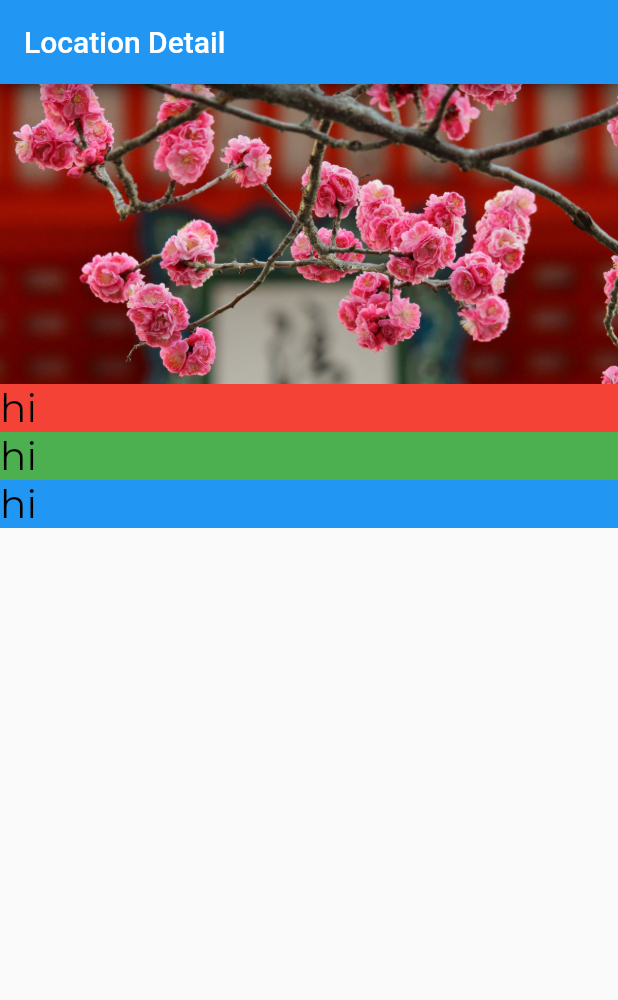
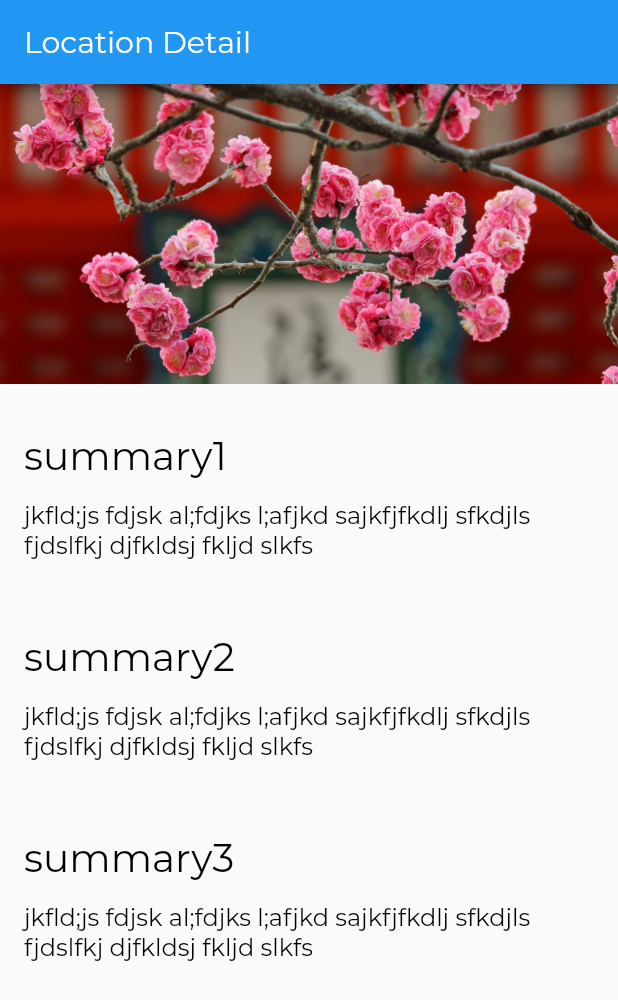
Before and after one commit to seenickcode/tourismandco, a Flutter app: the screen it shows after launch, on a phone screen of 412 x 824 dp. Shown: the top 1000 px of the screen. Run offline on Flutter 3.47's test engine with Material 2 defaults, Android fonts, the phone set to English and light mode, and no system bars.

Commit message:
Finalized lesson code.

```diff
--- a/lib/app.dart
+++ b/lib/app.dart
@@ -8,11 +8,14 @@ class App extends StatelessWidget {
   @override
   Widget build(BuildContext context) {
     return MaterialApp(
-      home: LocationDetail(),
-      theme: ThemeData(
-          textTheme: TextTheme(
-        body1: Body1Style,
-      )),
-    );
+        home: LocationDetail(),
+        theme: ThemeData(
+            appBarTheme: AppBarTheme(
+              textTheme: TextTheme(title: AppBarTextStyle),
+            ),
+            textTheme: TextTheme(
+              title: TitleTextStyle,
+              body1: Body1TextStyle,
+            )));
   }
 }
--- a/lib/screens/location_detail/location_detail.dart
+++ b/lib/screens/location_detail/location_detail.dart
@@ -14,9 +14,12 @@ class LocationDetail extends StatelessWidget {
           crossAxisAlignment: CrossAxisAlignment.stretch,
           children: [
             ImageBanner("assets/images/kiyomizu-dera.jpg"),
-            TextSection(Colors.red),
-            TextSection(Colors.green),
-            TextSection(Colors.blue),
+            TextSection("summary1",
+                "jkfld;js fdjsk al;fdjks l;afjkd sajkfjfkdlj sfkdjls fjdslfkj djfkldsj fkljd slkfs"),
+            TextSection("summary2",
+                "jkfld;js fdjsk al;fdjks l;afjkd sajkfjfkdlj sfkdjls fjdslfkj djfkldsj fkljd slkfs"),
+            TextSection("summary3",
+                "jkfld;js fdjsk al;fdjks l;afjkd sajkfjfkdlj sfkdjls fjdslfkj djfkldsj fkljd slkfs"),
           ]),
     );
   }
--- a/lib/screens/location_detail/text_section.dart
+++ b/lib/screens/location_detail/text_section.dart
@@ -1,17 +1,26 @@
 import 'package:flutter/material.dart';
 
 class TextSection extends StatelessWidget {
-  final Color _color;
+  final String _title;
+  final String _body;
+  static const double _hPad = 16.0;
 
-  TextSection(this._color);
+  TextSection(this._title, this._body);
 
   @override
   Widget build(BuildContext context) {
-    return Container(
-      decoration: BoxDecoration(
-        color: _color,
-      ),
-      child: Text('hi'),
-    );
+    return Column(
+        mainAxisAlignment: MainAxisAlignment.start,
+        crossAxisAlignment: CrossAxisAlignment.stretch,
+        children: [
+          Container(
+            padding: const EdgeInsets.fromLTRB(_hPad, 32.0, _hPad, 4.0),
+            child: Text(_title, style: Theme.of(context).textTheme.title),
+          ),
+          Container(
+            padding: const EdgeInsets.fromLTRB(_hPad, 10.0, _hPad, _hPad),
+            child: Text(_body, style: Theme.of(context).textTheme.body1),
+          ),
+        ]);
   }
 }
--- a/lib/style.dart
+++ b/lib/style.dart
@@ -1,10 +1,28 @@
 import 'package:flutter/material.dart';
+
+const LargeTextSize = 26.0;
+const MediumTextSize = 20.0;
+const BodyTextSize = 16.0;
 
 const String FontNameDefault = 'Montserrat';
 
-const Body1Style = TextStyle(
+const AppBarTextStyle = TextStyle(
   fontFamily: FontNameDefault,
   fontWeight: FontWeight.w300,
-  fontSize: 26.0,
+  fontSize: MediumTextSize,
+  color: Colors.white,
+);
+
+const TitleTextStyle = TextStyle(
+  fontFamily: FontNameDefault,
+  fontWeight: FontWeight.w300,
+  fontSize: LargeTextSize,
   color: Colors.black,
 );
+
+const Body1TextStyle = TextStyle(
+  fontFamily: FontNameDefault,
+  fontWeight: FontWeight.w300,
+  fontSize: BodyTextSize,
+  color: Colors.black,
+);
```
Also changed, not shown: pubspec.lock.
